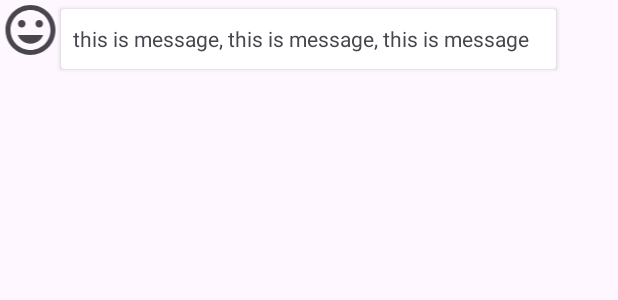
After one commit to glide-im/Glide-IM-Android, an Android app: the layout item_chat_message.xml on its own in the app's theme, with its tools: preview values and no code run, on a phone screen of 412 x 824 dp. The commit adds this screen. Shown: the top 300 px of the screen. Run offline under Robolectric (Android 15) with nearby library versions, the phone set to English and light mode, and no system bars.

Commit message:
add chat activity ui

```diff
--- a/app/src/main/java/pro/glideim/App.kt
+++ b/app/src/main/java/pro/glideim/App.kt
@@ -7,6 +7,6 @@ class App : Application() {
 
     override fun onCreate() {
         super.onCreate()
-        GlideIM.init(this, "", "")
+
     }
 }
--- a/app/src/main/java/pro/glideim/ui/SplashActivity.kt
+++ b/app/src/main/java/pro/glideim/ui/SplashActivity.kt
@@ -1,8 +1,8 @@
 package pro.glideim.ui
 
-import android.content.Intent
 import pro.glideim.R
 import pro.glideim.base.BaseActivity
+import pro.glideim.ui.chat.ChatActivity
 
 class SplashActivity : BaseActivity() {
 
@@ -11,7 +11,7 @@ class SplashActivity : BaseActivity() {
     override fun initView() {
 
         window.decorView.postDelayed({
-            startActivity(Intent(this, LoginActivity::class.java))
+            ChatActivity.start(this)
         }, 1000)
     }
 }
--- /dev/null
+++ b/app/src/main/res/layout/item_chat_message.xml
@@ -0,0 +1,35 @@
+<?xml version="1.0" encoding="utf-8"?>
+<androidx.appcompat.widget.LinearLayoutCompat xmlns:android="http://schemas.android.com/apk/res/android"
+    android:layout_width="match_parent"
+    android:layout_height="wrap_content"
+    android:orientation="horizontal">
+
+    <ImageView
+        android:layout_width="0dp"
+        android:layout_height="40dp"
+        android:layout_weight="1"
+        android:src="@drawable/ic_face" />
+
+    <androidx.cardview.widget.CardView
+        android:layout_width="0dp"
+        android:layout_height="wrap_content"
+        android:layout_marginVertical="6dp"
+        android:layout_weight="8"
+        android:minHeight="40dp"
+        android:textSize="14sp">
+
+        <com.google.android.material.textview.MaterialTextView
+            android:id="@+id/tv_msg"
+            android:layout_width="wrap_content"
+            android:layout_height="wrap_content"
+            android:layout_gravity="center_vertical"
+            android:paddingHorizontal="8dp"
+            android:text="this is message, this is message, this is message" />
+    </androidx.cardview.widget.CardView>
+
+    <ImageView
+        android:layout_width="0dp"
+        android:layout_height="0dp"
+        android:layout_weight="1" />
+
+</androidx.appcompat.widget.LinearLayoutCompat>
```
Also changed, not shown: app/src/main/AndroidManifest.xml (+4 -3 lines), app/src/main/java/pro/glideim/ui/chat/ChatActivity.kt (added, +89 -0 lines), app/src/main/java/pro/glideim/ui/profile/ProfileFragment.kt (+12 -1 lines), app/src/main/res/layout/activity_chat.xml (added, +44 -0 lines).
